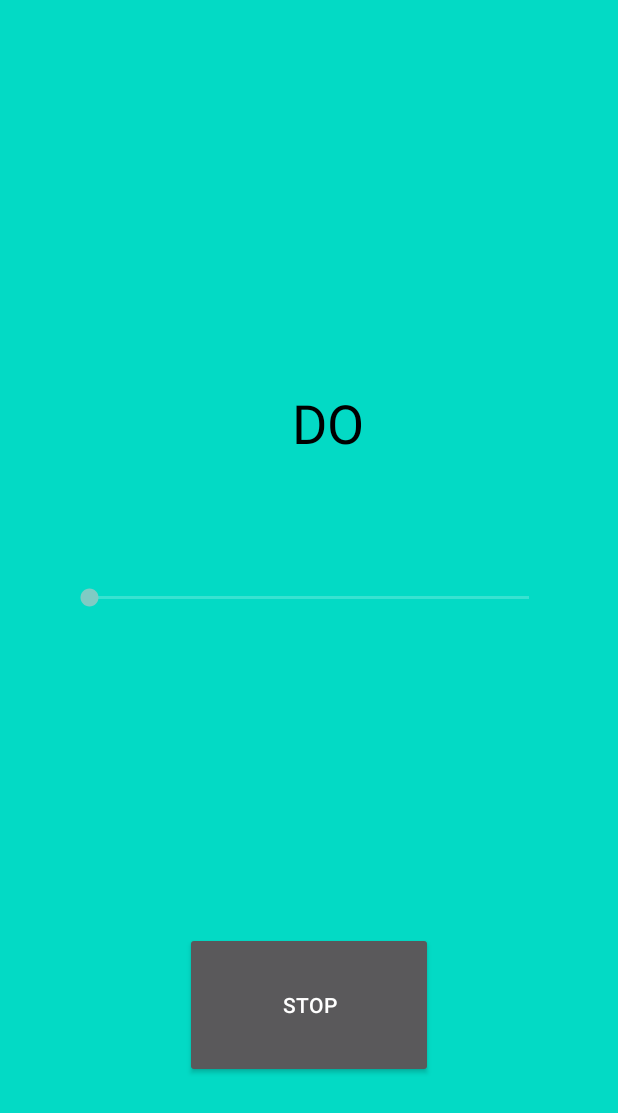
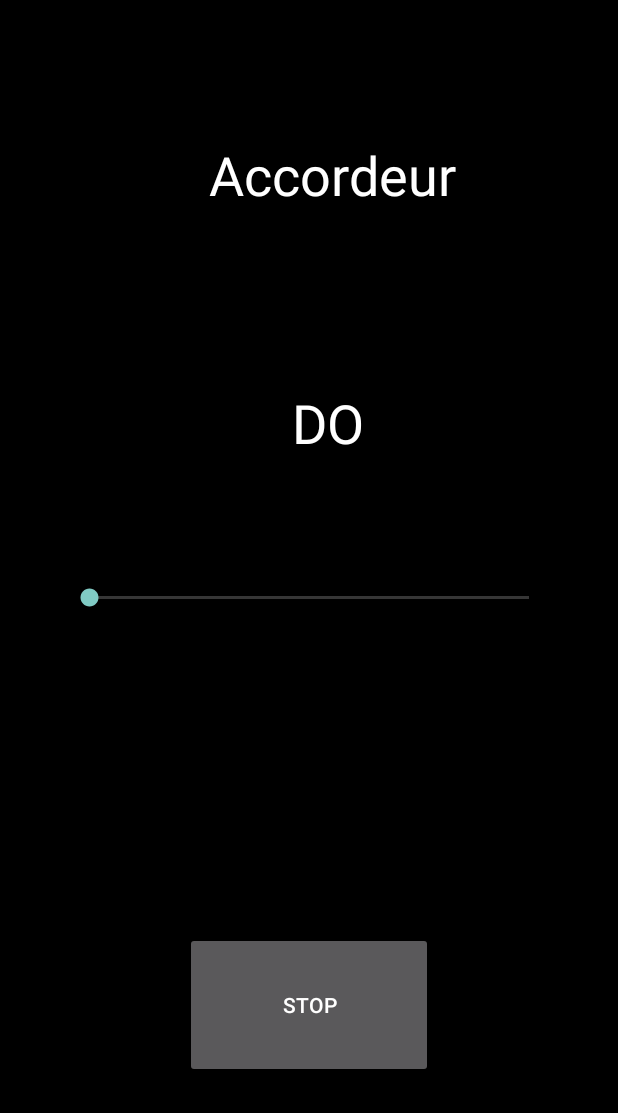
Before and after one commit to RomainS64/CheatScale, an Android app: the Accordeur screen opened directly, with no data from a screen before it, after a tap on "START", on a phone screen of 412 x 824 dp. Shown: the top 1113 px of the screen. Run offline under Robolectric (Android 15) with nearby library versions, the phone set to English and light mode, and no system bars; libraries missing offline, so code that uses them is left out: org.jtransforms.fft; 2 statements that could not run were skipped.

Commit message:
Bormes de l'accordeur ajusté

```diff
--- a/app/src/main/java/com/example/accordeur/Accordeur.java
+++ b/app/src/main/java/com/example/accordeur/Accordeur.java
@@ -1,5 +1,6 @@
 package com.example.accordeur;
 
+import android.os.Build;
 import android.os.Bundle;
 import android.util.Log;
 import android.view.View;
@@ -9,6 +10,7 @@
 
 import static android.view.View.*;
 
+import androidx.annotation.RequiresApi;
 import androidx.appcompat.app.AppCompatActivity;
 
 import com.example.Note;
@@ -27,11 +29,12 @@
     SeekBar distanceNote;
 
     boolean ecoute = false;
-    int max = 10;
-    int min = -10;
+    int max = 100;
+    int min = -100;
 
 
     Thread ecouter;
+    @RequiresApi(api = Build.VERSION_CODES.O)
     @Override
     protected void onCreate(Bundle savedInstanceState) {
         super.onCreate(savedInstanceState);
@@ -45,7 +48,7 @@
         noteJouee = findViewById(R.id.noteAccordeur);
         distanceNote = findViewById(R.id.distanceAccordeur);
         distanceNote.setMax(max);
-        distanceNote.setMax(min);
+        distanceNote.setMin(min);
         managerNote = new ManagerNote();
 
         startStop.setOnClickListener(new OnClickListener() {
@@ -86,7 +89,10 @@
                     @Override
                     public void run() {
                         noteJouee.setText(note.toString());
-                        distanceNote.setProgress((int)managerNote.getDistanceNoteLaPlusProche(managerNote.getAudioManager().getFrequenceForte()));
+
+                        distanceNote.setProgress((int)
+                                (managerNote.getDistanceNoteLaPlusProche
+                                        (managerNote.getAudioManager().getFrequenceForte())*10));
                     }
                 });
             } catch (Throwable e) {}
--- a/app/src/main/res/layout/accordeur.xml
+++ b/app/src/main/res/layout/accordeur.xml
@@ -4,15 +4,15 @@
     xmlns:tools="http://schemas.android.com/tools"
     android:layout_width="match_parent"
     android:layout_height="match_parent"
-    android:background="@color/colorAccent"
+    android:background="#000000"
     tools:context="com.example.accordeur.Accordeur">
 
     <TextView
         android:id="@+id/noteAccordeur"
         android:layout_width="wrap_content"
         android:layout_height="wrap_content"
-        android:text="@string/accordeur"
-        android:textColor="#000000"
+        android:text=""
+        android:textColor="#FFFF"
         android:textSize="36sp"
         app:layout_constraintBottom_toBottomOf="parent"
         app:layout_constraintEnd_toEndOf="parent"
@@ -20,6 +20,21 @@
         app:layout_constraintStart_toStartOf="parent"
         app:layout_constraintTop_toTopOf="parent"
         app:layout_constraintVertical_bias="0.332" />
+
+    <TextView
+        android:id="@+id/titreAccordeur"
+        android:layout_width="wrap_content"
+        android:layout_height="wrap_content"
+        android:layout_marginTop="92dp"
+        android:text="@string/accordeur"
+        android:textColor="#FFFF"
+        android:textSize="36sp"
+        app:layout_constraintBottom_toTopOf="@+id/noteAccordeur"
+        app:layout_constraintEnd_toEndOf="parent"
+        app:layout_constraintHorizontal_bias="0.563"
+        app:layout_constraintStart_toStartOf="parent"
+        app:layout_constraintTop_toTopOf="parent"
+        app:layout_constraintVertical_bias="0.0" />
 
     <SeekBar
         android:id="@+id/distanceAccordeur"
```
